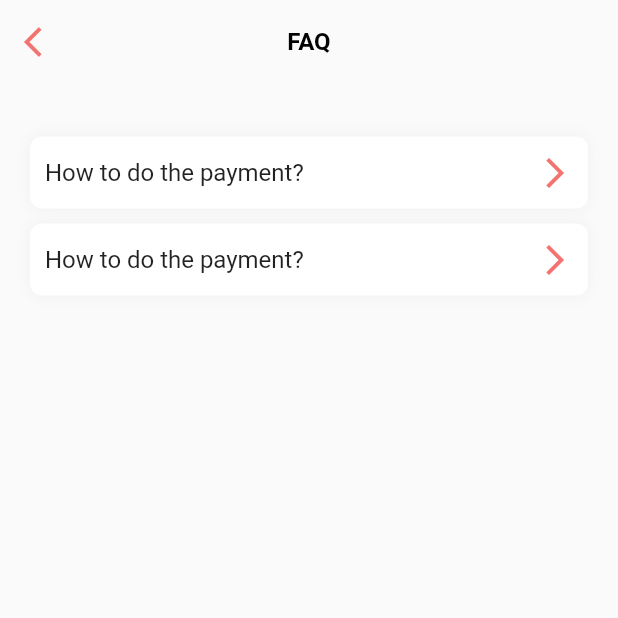
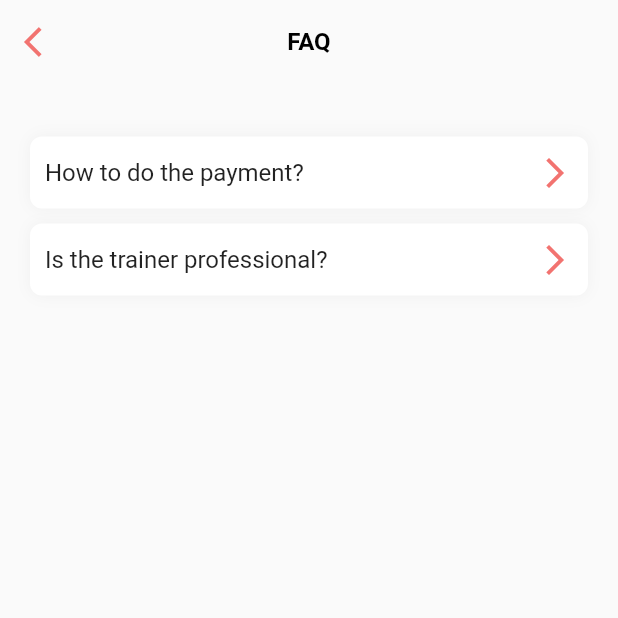
Before and after one commit to AbdullahNouvalShidqi/gym_membership_apps, a Flutter app: the FaqScreen screen opened directly, on a phone screen of 412 x 824 dp, the top half of it. Run offline on Flutter 3.47's test engine with Material 2 defaults, Android fonts, the phone set to English and light mode, and no system bars; our stand-ins replace cached_network_image, carousel_slider, flutter_rating_bar, flutter_spinkit, flutter_svg, fluttertoast and 3 more; accounts and stored records are empty.

Commit message:
faq screen now using stateManagement

```diff
--- a/lib/main.dart
+++ b/lib/main.dart
@@ -1,4 +1,5 @@
 import 'package:flutter/material.dart';
+import 'package:gym_membership_apps/screen/faq/faq_view_model.dart';
 import 'package:gym_membership_apps/screen/forgot_password/forgot_password_screen.dart';
 import 'package:gym_membership_apps/screen/home/home_screen.dart';
 import 'package:gym_membership_apps/screen/home/home_view_model.dart';
@@ -32,6 +33,9 @@ class MyApp extends StatelessWidget {
         ),
         ChangeNotifierProvider(
           create: (context) => ProfileViewModel(),
+        ),
+        ChangeNotifierProvider(
+          create: (context) => FaqViewModel(),
         ),
       ],
       child: MaterialApp(
--- a/lib/screen/faq/faq_screen.dart
+++ b/lib/screen/faq/faq_screen.dart
@@ -1,6 +1,8 @@
 import 'package:flutter/material.dart';
 import 'package:google_fonts/google_fonts.dart';
+import 'package:gym_membership_apps/screen/faq/faq_view_model.dart';
 import 'package:gym_membership_apps/utilitites/utilitites.dart';
+import 'package:provider/provider.dart';
 
 class FaqScreen extends StatefulWidget {
   static String routeName = '/faq';
@@ -46,6 +48,7 @@ class _FaqScreenState extends State<FaqScreen> with TickerProviderStateMixin {
 
   @override
   Widget build(BuildContext context) {
+    final faqScreenModel = Provider.of<FaqViewModel>(context);
     return Scaffold(
       appBar: AppBar(
         title: Text('FAQ', style: Utilities.appBarTextStyle,),
@@ -80,7 +83,7 @@ class _FaqScreenState extends State<FaqScreen> with TickerProviderStateMixin {
                       child: Row(
                         mainAxisAlignment: MainAxisAlignment.spaceBetween,
                         children: [
-                          Text('How to do the payment?', style: GoogleFonts.roboto(fontSize: 16),),
+                          faqScreenModel.mainData[i]['title']!,
                           RotationTransition(
                             turns: Tween(begin: 0.0, end: 0.25).animate(controllers[i]),
                             child: Icon(Icons.arrow_forward_ios, color: Utilities.primaryColor,)
@@ -107,30 +110,7 @@ class _FaqScreenState extends State<FaqScreen> with TickerProviderStateMixin {
                         controller: scrollControllers[i],
                         child: SingleChildScrollView(
                           controller: scrollControllers[i],
-                          child: RichText(
-                            text: TextSpan(
-                              text: '1. Select another Menu > Transfer \n2. Select the origin account and select the destination account to MANDIRI account \n3. Enter the account number ',
-                              style: GoogleFonts.roboto(fontSize: 10, color: Colors.black),
-                              children: [
-                                TextSpan(
-                                  text: '12345678910 ',
-                                  style: GoogleFonts.roboto(fontSize: 10, color: Utilities.primaryColor),
-                                ),
-                                TextSpan(
-                                  text: 'and select correct \n4. Enter the payment amount ',
-                                  style: GoogleFonts.roboto(fontSize: 10, color: Colors.black),
-                                ),
-                                TextSpan(
-                                  text: 'Rp.300.000',
-                                  style: GoogleFonts.roboto(fontSize: 10, color: Utilities.primaryColor),
-                                ),
-                                TextSpan(
-                                  text: ' and select correct \n5. Check the data on the screen. Make sure the name is the recipient’s name and the amount is correct. if so, select Yes.',
-                                  style: GoogleFonts.roboto(fontSize: 10, color: Colors.black),
-                                ),
-                              ]
-                            ),
-                          ),
+                          child: faqScreenModel.mainData[i]['value']!,
                         )
                       )
                     ),
@@ -147,11 +127,19 @@ class _FaqScreenState extends State<FaqScreen> with TickerProviderStateMixin {
   void Function() onTap(int i){
     return (){
       setState(() {
-        isShows[i] = !isShows[i];
-      });
-      controllers[i].isCompleted ?
-      controllers[i].reverse():
-      controllers[i].forward();
+          isShows[i] = !isShows[i];
+        });
+      if(controllers[i].status == AnimationStatus.forward){
+        controllers[i].reverse();
+      }
+      else if(controllers[i].status == AnimationStatus.reverse){
+        controllers[i].forward();
+      }
+      else{
+        controllers[i].isCompleted ?
+        controllers[i].reverse():
+        controllers[i].forward();
+      }
     };
   }
 }
--- /dev/null
+++ b/lib/screen/faq/faq_view_model.dart
@@ -0,0 +1,46 @@
+import 'package:flutter/material.dart';
+import 'package:google_fonts/google_fonts.dart';
+import 'package:gym_membership_apps/utilitites/utilitites.dart';
+
+class FaqViewModel with ChangeNotifier{
+  final List<Map<String, Widget>> _mainData = [
+    {
+      'title' : Text('How to do the payment?', style: GoogleFonts.roboto(fontSize: 16),),
+      'value' : RichText(
+        text: TextSpan(
+          text: '1. Select another Menu > Transfer \n2. Select the origin account and select the destination account to MANDIRI account \n3. Enter the account number ',
+          style: GoogleFonts.roboto(fontSize: 12, color: Colors.black),
+          children: [
+            TextSpan(
+              text: '12345678910 ',
+              style: GoogleFonts.roboto(fontSize: 12, color: Utilities.primaryColor),
+            ),
+            TextSpan(
+              text: 'and select correct \n4. Enter the payment amount ',
+              style: GoogleFonts.roboto(fontSize: 12, color: Colors.black),
+            ),
+            TextSpan(
+              text: 'Rp.300.000',
+              style: GoogleFonts.roboto(fontSize: 12, color: Utilities.primaryColor),
+            ),
+            TextSpan(
+              text: ' and select correct \n5. Check the data on the screen. Make sure the name is the recipient’s name and the amount is correct. if so, select Yes.',
+              style: GoogleFonts.roboto(fontSize: 12, color: Colors.black),
+            ),
+          ]
+        ),
+      )
+    },{
+      'title' : Text('Is the trainer professional?', style: GoogleFonts.roboto(fontSize: 16),),
+      'value' : RichText(
+        text: TextSpan(
+          text: 'Lorem ipsum dolor sit amet, consectetur adipiscing elit. Est, lectus sit dictum etiam fringilla faucibus. Duis interdum suscipit mi vitae sagittis, semper a ullamcorper viverra. Sed lacus aliquam diam eget magna tempor, senectus dignissim. Sodales malesuada odio montes, morbi interdum maecenas.',
+          style: GoogleFonts.roboto(fontSize: 12, color: Colors.black),
+        ),
+      )
+    }
+  ];
+
+  List<Map<String, Widget>> get mainData => _mainData;
+
+}
--- a/lib/screen/sign_in/sign_in_screen.dart
+++ b/lib/screen/sign_in/sign_in_screen.dart
@@ -107,7 +107,8 @@ class _SignInScreenState extends State<SignInScreen> {
               contentPadding: const EdgeInsets.symmetric(vertical: 12)
             ),
             validator: (newValue){
-              if(newValue == null || newValue.isEmpty || newValue == ' ' || newValue.contains('  ')){
+              RegExp test = RegExp(r"^[a-zA-Z0-9.a-zA-Z0-9.!#$%&'*+-/=?^_`{|}~]+@[a-zA-Z0-9]+\.[a-zA-Z]+");
+              if(newValue == null || newValue.isEmpty || newValue == ' ' || newValue.contains('  ') || !test.hasMatch(_emailCtrl.text)){
                 return 'Please enter a valid email address';
               }
               return null;
--- a/pubspec.yaml
+++ b/pubspec.yaml
@@ -45,6 +45,7 @@ dependencies:
   url_launcher: ^6.1.2
   cached_network_image: ^3.2.1
   flutter_rating_bar: ^4.0.1
+  dio: ^4.0.6
 
 dev_dependencies:
   flutter_test:
```
Also changed, not shown: lib/screen/home/home_screen.dart (+5 -4 lines), lib/screen/home/tab_navigator.dart (+21 -4 lines), pubspec.lock.
